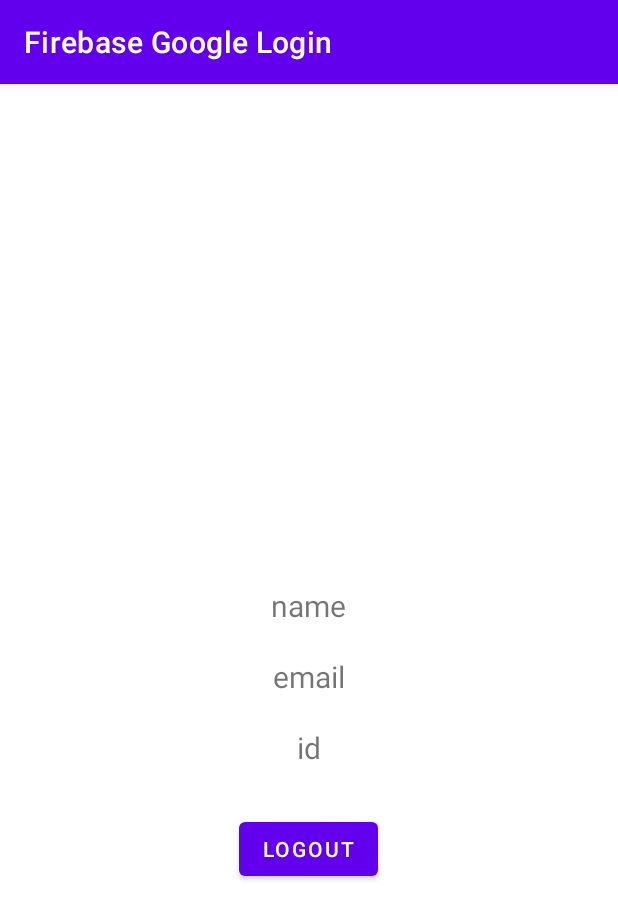
After one commit to shachar1236/School-programming-project, an Android app: the ProfileActivity screen opened directly, with no data from a screen before it, on a phone screen of 412 x 824 dp. The commit adds this screen. Shown: the top 919 px of the screen. Run offline under Robolectric (Android 15) with nearby library versions, the phone set to English and light mode, and no system bars; our stand-ins replace Firebase (no records; nobody signed in at launch, a user with empty details on screens opened directly).

Commit message:
Started integrating firebase

```diff
--- /dev/null
+++ b/Chat app/app/src/main/java/com/example/shacharchatapp/ProfileActivity.java
@@ -0,0 +1,112 @@
+package com.example.shacharchatapp;
+
+import android.content.Intent;
+import android.os.Bundle;
+import android.view.View;
+import android.widget.Button;
+import android.widget.ImageView;
+import android.widget.TextView;
+import android.widget.Toast;
+
+import androidx.annotation.NonNull;
+import androidx.appcompat.app.AppCompatActivity;
+
+import com.bumptech.glide.Glide;
+import com.google.android.gms.auth.api.Auth;
+import com.google.android.gms.auth.api.signin.GoogleSignInAccount;
+import com.google.android.gms.auth.api.signin.GoogleSignInOptions;
+import com.google.android.gms.auth.api.signin.GoogleSignInResult;
+import com.google.android.gms.common.ConnectionResult;
+import com.google.android.gms.common.api.GoogleApiClient;
+import com.google.android.gms.common.api.OptionalPendingResult;
+import com.google.android.gms.common.api.ResultCallback;
+import com.google.android.gms.common.api.Status;
+import com.google.firebase.auth.FirebaseAuth;
+
+public class ProfileActivity extends AppCompatActivity implements GoogleApiClient.OnConnectionFailedListener {
+    Button logoutBtn;
+    TextView userName,userEmail,userId;
+    ImageView profileImage;
+    private GoogleApiClient googleApiClient;
+    private GoogleSignInOptions gso;
+    @Override
+    protected void onCreate(Bundle savedInstanceState) {
+        super.onCreate(savedInstanceState);
+        setContentView(R.layout.activity_profile);
+
+        logoutBtn = findViewById(R.id.logoutBtn);
+        userName = findViewById(R.id.name);
+        userEmail = findViewById(R.id.email);
+        userId = findViewById(R.id.userId);
+        profileImage = findViewById(R.id.profileImage);
+
+        gso =  new GoogleSignInOptions.Builder(GoogleSignInOptions.DEFAULT_SIGN_IN)
+                .requestEmail()
+                .build();
+
+        googleApiClient=new GoogleApiClient.Builder(this)
+                .enableAutoManage(this,this)
+                .addApi(Auth.GOOGLE_SIGN_IN_API,gso)
+                .build();
+
+
+        logoutBtn.setOnClickListener(new View.OnClickListener() {
+            @Override
+            public void onClick(View view) {
+                FirebaseAuth.getInstance().signOut();
+                Auth.GoogleSignInApi.signOut(googleApiClient).setResultCallback(
+                        new ResultCallback<Status>() {
+                            @Override
+                            public void onResult(Status status) {
+                                if (status.isSuccess()){
+                                    gotoMainActivity();
+                                }else{
+                                    Toast.makeText(getApplicationContext(),"Session not close",Toast.LENGTH_LONG).show();
+                                }
+                            }
+                        });
+            }
+        });
+    }
+
+    @Override
+    protected void onStart() {
+        super.onStart();
+        OptionalPendingResult<GoogleSignInResult> opr= Auth.GoogleSignInApi.silentSignIn(googleApiClient);
+        if(opr.isDone()){
+            GoogleSignInResult result=opr.get();
+            handleSignInResult(result);
+        }else{
+            opr.setResultCallback(new ResultCallback<GoogleSignInResult>() {
+                @Override
+                public void onResult(@NonNull GoogleSignInResult googleSignInResult) {
+                    handleSignInResult(googleSignInResult);
+                }
+            });
+        }
+    }
+    private void handleSignInResult(GoogleSignInResult result){
+        if(result.isSuccess()){
+            GoogleSignInAccount account=result.getSignInAccount();
+            userName.setText(account.getDisplayName());
+            userEmail.setText(account.getEmail());
+            userId.setText(account.getId());
+            try{
+//                Glide.with(this).load(account.getPhotoUrl()).into(profileImage);
+            }catch (NullPointerException e){
+                Toast.makeText(getApplicationContext(),"image not found",Toast.LENGTH_LONG).show();
+            }
+
+        }else{
+            gotoMainActivity();
+        }
+    }
+    private void gotoMainActivity(){
+        Intent intent=new Intent(this,MainActivity.class);
+        startActivity(intent);
+    }
+    @Override
+    public void onConnectionFailed(@NonNull ConnectionResult connectionResult) {
+
+    }
+}
--- /dev/null
+++ b/Chat app/app/src/main/res/layout/activity_profile.xml
@@ -0,0 +1,48 @@
+<?xml version="1.0" encoding="utf-8"?>
+<RelativeLayout xmlns:android="http://schemas.android.com/apk/res/android"
+    xmlns:app="http://schemas.android.com/apk/res-auto"
+    xmlns:tools="http://schemas.android.com/tools"
+    android:layout_width="match_parent"
+    android:layout_height="match_parent"
+    tools:context="example.javatpoint.com.firebasegooglelogin.ProfileActivity">
+
+
+    <LinearLayout
+        android:layout_width="match_parent"
+        android:layout_height="match_parent"
+        android:gravity="center"
+        android:orientation="vertical">
+        <ImageView
+            android:layout_width="80dp"
+            android:layout_height="80dp"
+            android:id="@+id/profileImage"
+            />
+        <TextView
+            android:layout_width="wrap_content"
+            android:layout_height="wrap_content"
+            android:id="@+id/name"
+            android:text="name"
+            android:textSize="20dp"
+            android:layout_marginTop="20dp"/>
+        <TextView
+            android:layout_width="wrap_content"
+            android:layout_height="wrap_content"
+            android:id="@+id/email"
+            android:textSize="20dp"
+            android:text="email"
+            android:layout_marginTop="20dp"/>
+        <TextView
+            android:layout_width="wrap_content"
+            android:layout_height="wrap_content"
+            android:id="@+id/userId"
+            android:textSize="20dp"
+            android:text="id"
+            android:layout_marginTop="20dp"/>
+        <Button
+            android:layout_width="wrap_content"
+            android:layout_height="wrap_content"
+            android:id="@+id/logoutBtn"
+            android:text="Logout"
+            android:layout_marginTop="30dp"/>
+    </LinearLayout>
+</RelativeLayout>
--- /dev/null
+++ b/Chat app/app/src/main/res/mipmap-anydpi-v33/ic_launcher.xml
@@ -0,0 +1,6 @@
+<?xml version="1.0" encoding="utf-8"?>
+<adaptive-icon xmlns:android="http://schemas.android.com/apk/res/android">
+    <background android:drawable="@drawable/ic_launcher_background" />
+    <foreground android:drawable="@drawable/ic_launcher_foreground" />
+    <monochrome android:drawable="@drawable/ic_launcher_foreground" />
+</adaptive-icon>
--- a/Chat app/app/src/main/res/values-night/themes.xml
+++ b/Chat app/app/src/main/res/values-night/themes.xml
@@ -10,7 +10,7 @@
         <item name="colorSecondaryVariant">@color/teal_200</item>
         <item name="colorOnSecondary">@color/black</item>
         <!-- Status bar color. -->
-        <item name="android:statusBarColor" tools:targetApi="l">?attr/colorPrimaryVariant</item>
+        <item name="android:statusBarColor">?attr/colorPrimaryVariant</item>
         <!-- Customize your theme here. -->
     </style>
 </resources>
--- a/Chat app/app/src/main/res/values/strings.xml
+++ b/Chat app/app/src/main/res/values/strings.xml
@@ -1,3 +1,4 @@
 <resources>
-    <string name="app_name">Shachar chat app</string>
+    <string name="app_name">Firebase Google Login</string>
+    <string name="web_client_id">926382974097-4nvgjkkk2r0qnu5pr183ahpupnra77pn.apps.googleusercontent.com</string>
 </resources>
--- a/Chat app/app/src/main/res/values/themes.xml
+++ b/Chat app/app/src/main/res/values/themes.xml
@@ -10,7 +10,7 @@
         <item name="colorSecondaryVariant">@color/teal_700</item>
         <item name="colorOnSecondary">@color/black</item>
         <!-- Status bar color. -->
-        <item name="android:statusBarColor" tools:targetApi="l">?attr/colorPrimaryVariant</item>
+        <item name="android:statusBarColor">?attr/colorPrimaryVariant</item>
         <!-- Customize your theme here. -->
     </style>
 </resources>
--- a/Chat app/gradle.properties
+++ b/Chat app/gradle.properties
@@ -12,7 +12,7 @@ org.gradle.jvmargs=-Xmx2048m -Dfile.encoding=UTF-8
 # http://www.gradle.org/docs/current/userguide/multi_project_builds.html#sec:decoupled_projects
 # org.gradle.parallel=true
 # AndroidX package structure to make it clearer which packages are bundled with the
-# Android operating system, and which are packaged with your app"s APK
+# Android operating system, and which are packaged with your app's APK
 # https://developer.android.com/topic/libraries/support-library/androidx-rn
 android.useAndroidX=true
 # Enables namespacing of each library's R class so that its R class includes only the
--- a/Chat app/settings.gradle
+++ b/Chat app/settings.gradle
@@ -1,8 +1,8 @@
 pluginManagement {
     repositories {
-        gradlePluginPortal()
         google()
         mavenCentral()
+        gradlePluginPortal()
     }
 }
 dependencyResolutionManagement {
```
Also changed, not shown: Chat app/app/build.gradle (+8 -6 lines), Chat app/app/src/main/AndroidManifest.xml (+11 -4 lines), Chat app/app/src/main/java/com/example/shacharchatapp/MainActivity.java (+137 -44 lines), Chat app/app/src/main/res/layout/activity_main.xml (+24 -3 lines), Chat app/build.gradle (+3 -7 lines), Chat app/gradle/wrapper/gradle-wrapper.properties, 1 other file.
